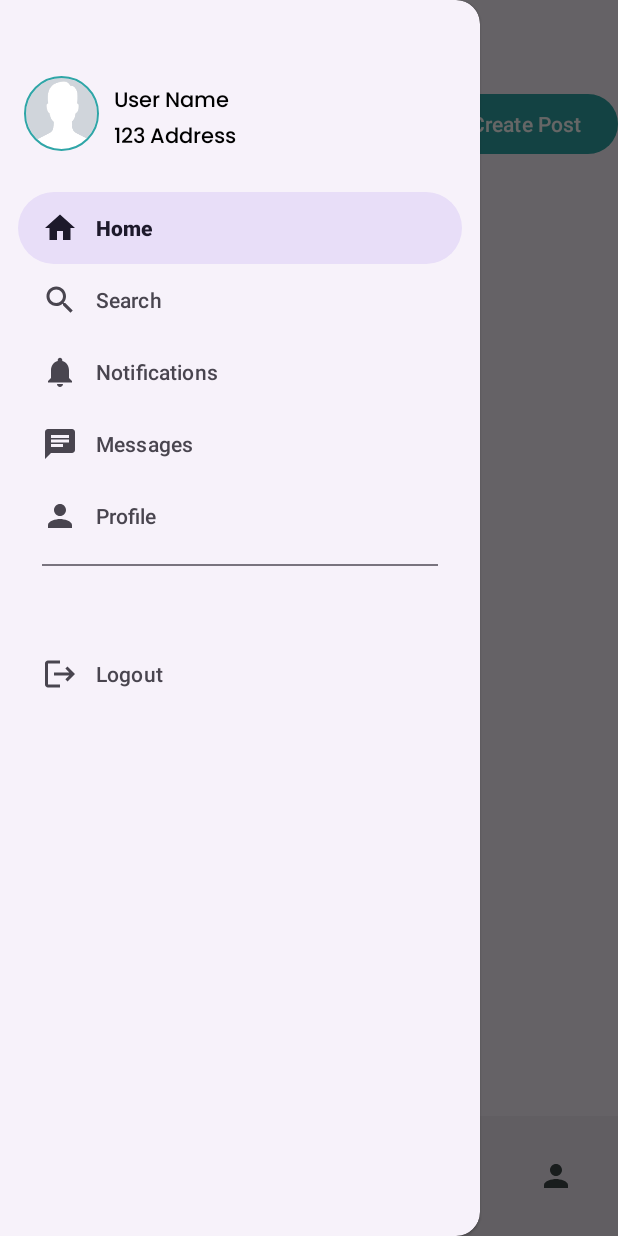
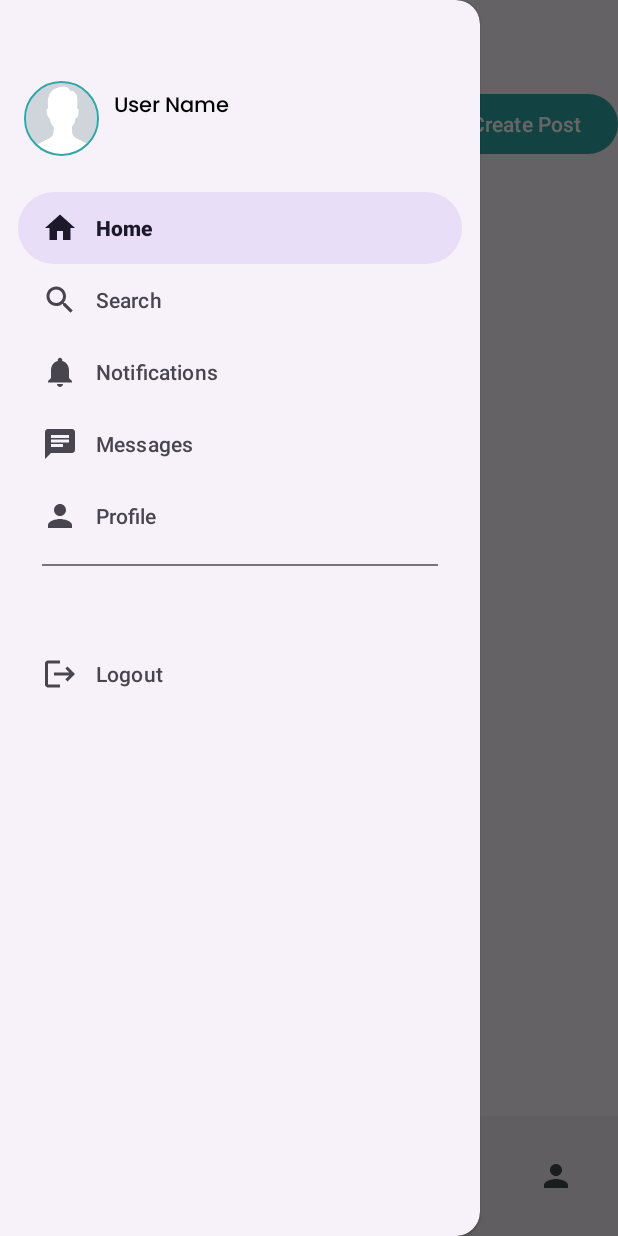
Before and after one commit to Pet-Paw/PetPaw-Android, an Android app: the screen it shows after launch once a user with an empty profile is signed in (MainActivity), with the side drawer open, on a phone screen of 412 x 824 dp. Run offline under Robolectric (Android 15) with nearby library versions, the phone set to English and light mode, and no system bars; our stand-ins replace CircleImageView, Firebase (no records; nobody signed in at launch, a user with empty details on screens opened directly), Picasso, navigation-ui; 3 statements that could not run were skipped.

Commit message:
fixing navigation fragment adding sidenav & logout

```diff
--- a/app/src/main/java/com/petpaw/activities/MainActivity.java
+++ b/app/src/main/java/com/petpaw/activities/MainActivity.java
@@ -1,12 +1,14 @@
 package com.petpaw.activities;
 
 import androidx.annotation.NonNull;
+import androidx.annotation.Nullable;
 import androidx.appcompat.app.AppCompatActivity;
 import androidx.navigation.NavController;
 import androidx.navigation.fragment.NavHostFragment;
 import androidx.navigation.ui.NavigationUI;
 
 import android.annotation.SuppressLint;
+import android.content.Intent;
 import android.os.Bundle;
 import android.util.Log;
 import android.view.MenuItem;
@@ -79,7 +81,7 @@ public class MainActivity extends AppCompatActivity {
         NavController navController = navHostFragment.getNavController();
         NavigationUI.setupWithNavController(mBinding.bottomNav, navController);
 
-        mBinding.bottomNav.setSelectedItemId(R.id.homeFragment);
+//        mBinding.bottomNav.setSelectedItemId(R.id.homeFragment);
         mBinding.bottomNav.setOnItemSelectedListener(new NavigationBarView.OnItemSelectedListener() {
             @Override
             public boolean onNavigationItemSelected(@NonNull MenuItem item) {
@@ -93,6 +95,7 @@ public class MainActivity extends AppCompatActivity {
                         .findFragmentById(R.id.toolbarFragment);
 
                 if (sideNavFragment != null) {
+
                     NavigationView sideNav = sideNavFragment.mNavigationView;
                     sideNav.setCheckedItem(item.getItemId());
                 }
@@ -123,5 +126,16 @@ public class MainActivity extends AppCompatActivity {
         }
     }
 
+    @Override
+    protected void onPostResume() {
+        super.onPostResume();
+    }
+
+    @Override
+    protected void onActivityResult(int requestCode, int resultCode, @Nullable Intent data) {
+        super.onActivityResult(requestCode, resultCode, data);
+
+    }
+
 
 }
--- a/app/src/main/java/com/petpaw/activities/StartActivity.java
+++ b/app/src/main/java/com/petpaw/activities/StartActivity.java
@@ -17,7 +17,7 @@ public class StartActivity extends AppCompatActivity {
     @Override
     protected void onStart() {
         super.onStart();
-        FirebaseAuth.getInstance().signOut();
+//        FirebaseAuth.getInstance().signOut();
         firebaseUser = FirebaseAuth.getInstance().getCurrentUser();
 
         if (firebaseUser != null) {
--- a/app/src/main/java/com/petpaw/adapters/UserListAdapter.java
+++ b/app/src/main/java/com/petpaw/adapters/UserListAdapter.java
@@ -76,13 +76,11 @@ public class UserListAdapter extends RecyclerView.Adapter<UserListAdapter.UserVi
                 int currentPosition = holder.getAdapterPosition();
                 if (currentPosition != RecyclerView.NO_POSITION) {
                     String selectedUserId = usersList.get(currentPosition).getUid();
-                    ProfileFragment profileFragment = ProfileFragment.newInstance(selectedUserId, null);
+//                    ProfileFragment profileFragment = ProfileFragment.newInstance(selectedUserId, null);
 
                     FragmentManager fragmentManager = ((FragmentActivity) context).getSupportFragmentManager();
                     fragmentManager.beginTransaction()
-                            .replace(R.id.overlay_fragment_container, profileFragment)
-                            .addToBackStack(null)
-                            .commit();
+                            .replace(R.id.overlay_fragment_container, ProfileFragment.newInstance(selectedUserId, R.id.searchFragment, "")).commit();
 
                     ((FragmentActivity) context).findViewById(R.id.overlay_fragment_container).setVisibility(View.VISIBLE);
                     ((FragmentActivity) context).findViewById(R.id.searchLayout).setVisibility(View.GONE);
--- a/app/src/main/java/com/petpaw/fragments/screens/SideNavFragment.java
+++ b/app/src/main/java/com/petpaw/fragments/screens/SideNavFragment.java
@@ -14,7 +14,9 @@ import android.view.LayoutInflater;
 import android.view.MenuItem;
 import android.view.View;
 import android.view.ViewGroup;
+import android.widget.EditText;
 import android.widget.FrameLayout;
+import android.widget.TextView;
 
 import com.google.android.material.bottomnavigation.BottomNavigationView;
 import com.google.android.material.navigation.NavigationView;
@@ -22,7 +24,15 @@ import com.google.firebase.auth.FirebaseAuth;
 import com.google.firebase.auth.FirebaseUser;
 import com.petpaw.R;
 import com.petpaw.activities.SignInActivity;
+import com.petpaw.database.UserCollection;
 import com.petpaw.databinding.FragmentSideNavBinding;
+import com.petpaw.models.User;
+import com.petpaw.utils.ImageHelper;
+import com.squareup.picasso.Picasso;
+
+import java.util.List;
+
+import de.hdodenhof.circleimageview.CircleImageView;
 
 /**
  * A simple {@link Fragment} subclass.
@@ -39,6 +49,10 @@ public class SideNavFragment extends Fragment implements NavigationView.OnNaviga
     BottomNavigationView bottomNavigationView;
 
     FirebaseUser firebaseUser;
+
+    private User currentUser;
+
+    private UserCollection userCollection = UserCollection.newInstance();
 
 
     public SideNavFragment() {
@@ -108,9 +122,30 @@ public class SideNavFragment extends Fragment implements NavigationView.OnNaviga
             mDrawerLayout.setLayoutParams(new DrawerLayout.LayoutParams(ViewGroup.LayoutParams.MATCH_PARENT, 150));
             bottomNavigationView.setSelectedItemId(R.id.homeFragment);
             mNavigationView.setCheckedItem(R.id.homeFragment);
-        } else {
+        }
 
+        // update current user info in side nav header
+        CircleImageView profileImage = mNavigationView.getHeaderView(0).findViewById(R.id.profileAvatar);
+        TextView profileName = mNavigationView.getHeaderView(0).findViewById(R.id.profileName);
+
+        if (firebaseUser != null) {
+            userCollection.getUser(firebaseUser.getUid(), new UserCollection.Callback() {
+                @Override
+                public void onCallback(List<User> users) {
+
+                }
+                @Override
+                public void onCallBack(User user) {
+                    currentUser = user;
+                    if (currentUser.getImageURL() != null) {
+                            ImageHelper.loadImage(currentUser.getImageURL(), profileImage);
+                    }
+                    profileName.setText(user.getName());
+                }
+            });
         }
+
+
 
 
 
--- a/app/src/main/res/layout/fragment_profile.xml
+++ b/app/src/main/res/layout/fragment_profile.xml
@@ -1,9 +1,11 @@
 <?xml version="1.0" encoding="utf-8"?>
 <FrameLayout xmlns:android="http://schemas.android.com/apk/res/android"
+    android:id="@+id/profileFragmentLayout"
     xmlns:tools="http://schemas.android.com/tools"
     xmlns:app="http://schemas.android.com/apk/res-auto"
     android:layout_width="match_parent"
     android:layout_height="match_parent"
+    android:background="@color/white"
     tools:context=".fragments.screens.ProfileFragment">
 
     <!-- TODO: Update blank fragment layout -->
--- a/app/src/main/res/layout/side_nav_header.xml
+++ b/app/src/main/res/layout/side_nav_header.xml
@@ -31,17 +31,7 @@
             android:text="User Name"
             android:fontFamily="@font/poppins_medium"/>
 
-        <TextView
-            android:id="@+id/profileAddress"
-            android:layout_marginLeft="10dp"
 
-            android:layout_toRightOf="@id/profileAvatar"
-            android:layout_below="@id/profileName"
-            android:layout_width="match_parent"
-            android:layout_height="wrap_content"
-            android:textColor="@color/black"
-            android:text="123 Address"
-            android:fontFamily="@font/poppins_medium"/>
 
     </RelativeLayout>
 
--- a/app/src/main/res/navigation/navigation_bottom_nav.xml
+++ b/app/src/main/res/navigation/navigation_bottom_nav.xml
@@ -94,4 +94,5 @@
             android:id="@+id/action_profileFragment_to_homeFragment"
             app:destination="@id/homeFragment" />
     </fragment>
+
 </navigation>
```
Also changed, not shown: app/src/main/java/com/petpaw/adapters/UserFollowingAdapter.java (+23 -8 lines), app/src/main/java/com/petpaw/adapters/UserFollowsAdapter.java (+7 -10 lines), app/src/main/java/com/petpaw/fragments/screens/ProfileFragment.java (+50 -34 lines), app/src/main/java/com/petpaw/fragments/screens/UserFollowersFragment.java (+26 -19 lines), app/src/main/java/com/petpaw/fragments/screens/UserFollowingFragment.java (+14 -18 lines), app/src/main/res/layout/fragment_user_followers.xml (+10 -9 lines), app/src/main/res/layout/fragment_user_following.xml (+7 -6 lines).
